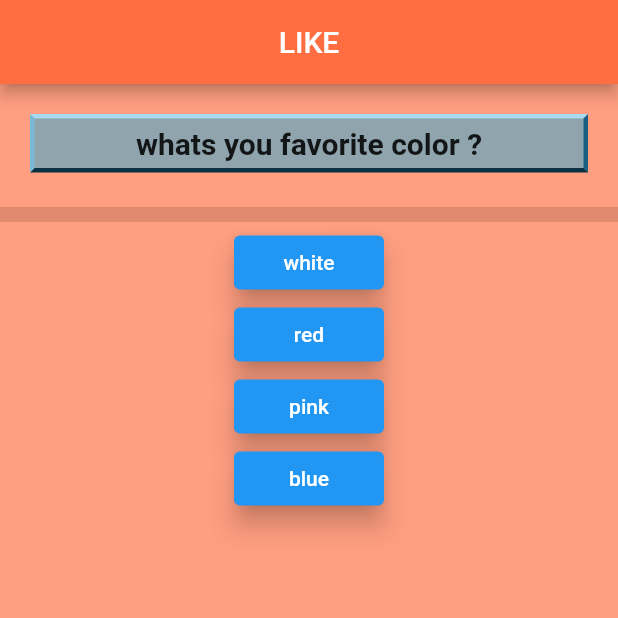
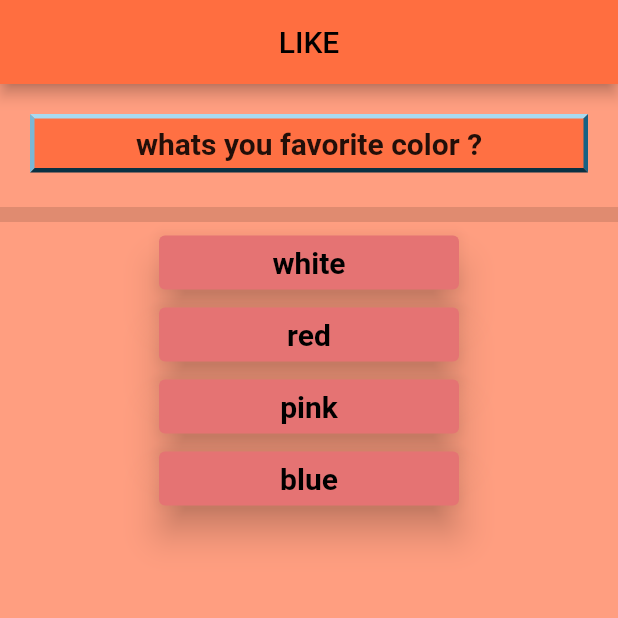
Before and after one commit to milad-seify/quizller, a Flutter app: the screen it shows after launch, on a phone screen of 412 x 824 dp, the top half of it. Run offline on Flutter 3.47's test engine with Material 2 defaults, Android fonts, the phone set to English and light mode, and no system bars.

Commit message:
change colors

```diff
--- a/lib/answer_button.dart
+++ b/lib/answer_button.dart
@@ -9,14 +9,18 @@ class AnswerButton extends StatelessWidget {
   @override
   Widget build(BuildContext context) {
     return SizedBox(
-      width: 100.0,
+      width: 200.0,
       child: ElevatedButton(
         style: ElevatedButton.styleFrom(
-          backgroundColor: Colors.blue,
-          elevation: 7.0,
+          backgroundColor: Colors.red.shade300,
+          elevation: 10.0,
         ),
         onPressed: selectedButton,
-        child: Text(answer),
+        child: Text(
+          answer,
+          style: const TextStyle(
+              color: Colors.black, fontWeight: FontWeight.bold, fontSize: 20),
+        ),
       ),
     );
   }
--- a/lib/constants.dart
+++ b/lib/constants.dart
@@ -1,16 +1,4 @@
 import 'package:flutter/material.dart';
-
-const Text kTextTitle = Text('Answer 1');
-
-final ButtonStyle kRaisedButtonStyle = ElevatedButton.styleFrom(
-  onPrimary: Colors.black87,
-  primary: Colors.grey[300],
-  minimumSize: Size(88, 36),
-  padding: EdgeInsets.symmetric(horizontal: 16),
-  shape: const RoundedRectangleBorder(
-    borderRadius: BorderRadius.all(Radius.circular(2)),
-  ),
-);
 
 const Border kQuestionBorder = Border(
   top: BorderSide(
--- a/lib/main.dart
+++ b/lib/main.dart
@@ -10,8 +10,11 @@ class MyApp extends StatelessWidget {
 
   @override
   Widget build(BuildContext context) {
-    return const MaterialApp(
-      home: MainScreen(),
+    return MaterialApp(
+      theme: ThemeData(
+        scaffoldBackgroundColor: Colors.deepOrangeAccent.shade100,
+      ),
+      home: const MainScreen(),
     );
   }
 }
--- a/lib/question.dart
+++ b/lib/question.dart
@@ -13,7 +13,7 @@ class Question extends StatelessWidget {
       margin: const EdgeInsets.all(20.0),
       padding: const EdgeInsets.all(5.0),
       decoration: BoxDecoration(
-        color: Colors.blueGrey.shade300,
+        color: Colors.deepOrange.shade400,
         border: kQuestionBorder,
       ),
       child: Text(
--- a/lib/quiz.dart
+++ b/lib/quiz.dart
@@ -1,5 +1,4 @@
 import 'package:flutter/material.dart';
-import 'screens/main_screen.dart';
 import 'question.dart';
 import 'answer_button.dart';
 
--- a/lib/screens/main_screen.dart
+++ b/lib/screens/main_screen.dart
@@ -1,6 +1,6 @@
 import 'package:flutter/material.dart';
 import 'package:flutter_create/quiz.dart';
-import 'package:flutter_create/result.dart';
+import 'package:flutter_create/screens/result.dart';
 
 class MainScreen extends StatefulWidget {
   const MainScreen({super.key});
@@ -44,9 +44,11 @@ class _MainScreenState extends State<MainScreen> {
   @override
   Widget build(BuildContext context) {
     return Scaffold(
-      backgroundColor: Colors.deepOrangeAccent[100],
       appBar: AppBar(
-        title: const Text('LIKE'),
+        title: const Text(
+          'LIKE',
+          style: TextStyle(color: Colors.black),
+        ),
         centerTitle: true,
         backgroundColor: Colors.deepOrangeAccent,
       ),
```
Also changed, not shown: lib/screens/result.dart (renamed from lib/result.dart), 1 other file.
